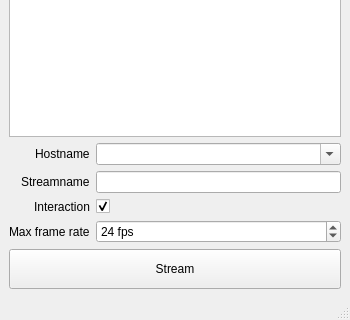
First picture: the form in apps/DesktopStreamer/MainWindow.ui, repository BlueBrain/Deflect, before the edit; both pictures show x 0 to 350 and y 380 to 700 of the 350 by 700 pixel window.
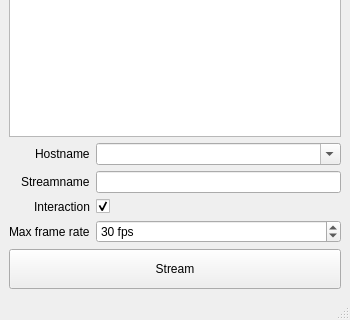
Second picture: the form after the edit.

```diff
--- a/apps/DesktopStreamer/MainWindow.ui
+++ b/apps/DesktopStreamer/MainWindow.ui
@@ -153,7 +153,7 @@
          <number>60</number>
         </property>
         <property name="value">
-         <number>24</number>
+         <number>30</number>
         </property>
        </widget>
       </item>
```
Left out of the diff: 19 changed lines with no effect on the pictures.
